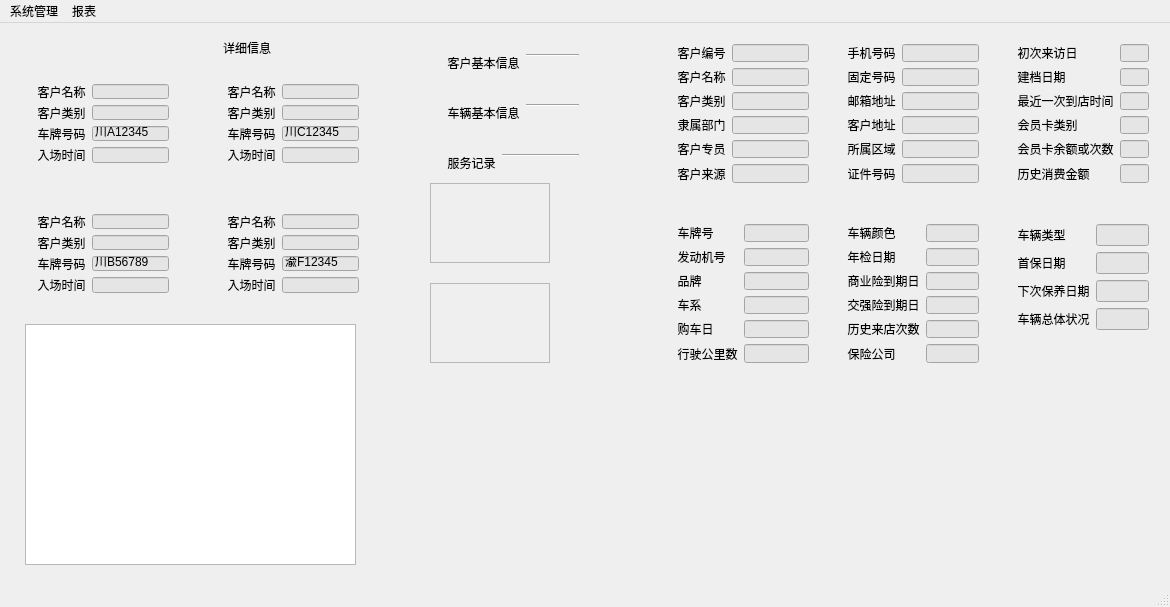
The window that ParkCustomerCenter/mainwindow.ui (Anne081031/ParkSolution) describes before a commit, drawn with Qt 5.
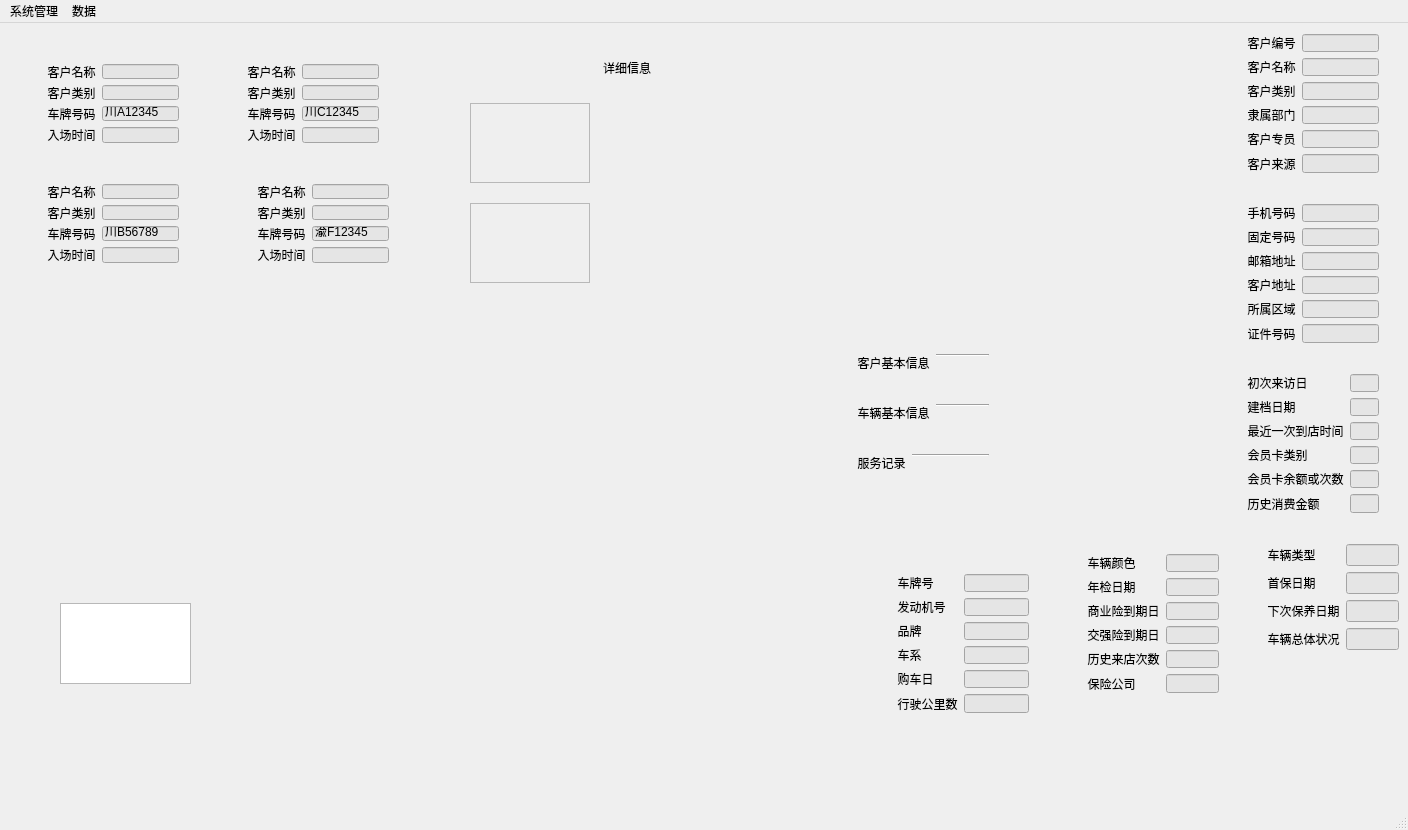
The same window after the commit. Icons and pictures are not drawn.

What changed in the file:
```diff
--- a/ParkCustomerCenter/mainwindow.ui
+++ b/ParkCustomerCenter/mainwindow.ui
@@ -6,8 +6,8 @@
    <rect>
     <x>0</x>
     <y>0</y>
-    <width>1170</width>
-    <height>607</height>
+    <width>1408</width>
+    <height>830</height>
    </rect>
   </property>
   <property name="windowTitle">
@@ -17,8 +17,8 @@
    <widget class="QWidget" name="widget2" native="true">
     <property name="geometry">
      <rect>
-      <x>200</x>
-      <y>40</y>
+      <x>220</x>
+      <y>20</y>
       <width>181</width>
       <height>111</height>
      </rect>
@@ -122,8 +122,8 @@
    <widget class="QWidget" name="wgtLeftPanel" native="true">
     <property name="geometry">
      <rect>
-      <x>70</x>
-      <y>0</y>
+      <x>410</x>
+      <y>20</y>
       <width>31</width>
       <height>31</height>
      </rect>
@@ -138,8 +138,8 @@
    <widget class="QWidget" name="widget3" native="true">
     <property name="geometry">
      <rect>
-      <x>200</x>
-      <y>180</y>
+      <x>230</x>
+      <y>150</y>
       <width>181</width>
       <height>111</height>
      </rect>
@@ -243,8 +243,8 @@
    <widget class="QWidget" name="widget0" native="true">
     <property name="geometry">
      <rect>
-      <x>10</x>
-      <y>40</y>
+      <x>20</x>
+      <y>20</y>
       <width>181</width>
       <height>111</height>
      </rect>
@@ -348,9 +348,9 @@
    <widget class="QWidget" name="gridLayoutWidget_2">
     <property name="geometry">
      <rect>
-      <x>30</x>
-      <y>0</y>
-      <width>31</width>
+      <x>1200</x>
+      <y>250</y>
+      <width>16</width>
       <height>21</height>
      </rect>
     </property>
@@ -359,8 +359,8 @@
    <widget class="QWidget" name="widget1" native="true">
     <property name="geometry">
      <rect>
-      <x>10</x>
-      <y>180</y>
+      <x>20</x>
+      <y>150</y>
       <width>181</width>
       <height>111</height>
      </rect>
@@ -464,8 +464,8 @@
    <widget class="QWidget" name="gridLayoutWidget">
     <property name="geometry">
      <rect>
-      <x>0</x>
-      <y>0</y>
+      <x>1200</x>
+      <y>280</y>
       <width>21</width>
       <height>21</height>
      </rect>
@@ -475,8 +475,8 @@
    <widget class="QWidget" name="wgtRightPanel" native="true">
     <property name="geometry">
      <rect>
-      <x>120</x>
-      <y>0</y>
+      <x>500</x>
+      <y>20</y>
       <width>31</width>
       <height>31</height>
      </rect>
@@ -491,10 +491,10 @@
    <widget class="QWidget" name="gridLayoutWidget_3">
     <property name="geometry">
      <rect>
-      <x>170</x>
-      <y>0</y>
-      <width>31</width>
-      <height>31</height>
+      <x>1200</x>
+      <y>320</y>
+      <width>21</width>
+      <height>21</height>
      </rect>
     </property>
     <layout class="QGridLayout" name="gridLayoutRightPanel"/>
@@ -502,8 +502,8 @@
    <widget class="QLabel" name="lblDetail">
     <property name="geometry">
      <rect>
-      <x>220</x>
-      <y>10</y>
+      <x>600</x>
+      <y>30</y>
       <width>54</width>
       <height>30</height>
      </rect>
@@ -524,8 +524,8 @@
    <widget class="QWidget" name="widget4" native="true">
     <property name="geometry">
      <rect>
-      <x>420</x>
-      <y>10</y>
+      <x>830</x>
+      <y>310</y>
       <width>221</width>
       <height>41</height>
      </rect>
@@ -569,8 +569,8 @@
    <widget class="QWidget" name="widget5" native="true">
     <property name="geometry">
      <rect>
-      <x>420</x>
-      <y>60</y>
+      <x>830</x>
+      <y>360</y>
       <width>221</width>
       <height>41</height>
      </rect>
@@ -614,8 +614,8 @@
    <widget class="QWidget" name="widget6" native="true">
     <property name="geometry">
      <rect>
-      <x>420</x>
-      <y>110</y>
+      <x>830</x>
+      <y>410</y>
       <width>221</width>
       <height>41</height>
      </rect>
@@ -659,8 +659,8 @@
    <widget class="QScrollArea" name="scrCustomer">
     <property name="geometry">
      <rect>
-      <x>430</x>
-      <y>160</y>
+      <x>470</x>
+      <y>80</y>
       <width>120</width>
       <height>80</height>
      </rect>
@@ -688,8 +688,8 @@
    <widget class="QScrollArea" name="scrVehicle">
     <property name="geometry">
      <rect>
-      <x>430</x>
-      <y>260</y>
+      <x>470</x>
+      <y>180</y>
       <width>120</width>
       <height>80</height>
      </rect>
@@ -711,8 +711,8 @@
    <widget class="QWidget" name="formLayoutWidget_8">
     <property name="geometry">
      <rect>
-      <x>660</x>
-      <y>10</y>
+      <x>1230</x>
+      <y>0</y>
       <width>160</width>
       <height>161</height>
      </rect>
@@ -834,8 +834,8 @@
    <widget class="QWidget" name="widget7" native="true">
     <property name="geometry">
      <rect>
-      <x>570</x>
-      <y>170</y>
+      <x>90</x>
+      <y>300</y>
       <width>41</width>
       <height>41</height>
      </rect>
@@ -844,8 +844,8 @@
    <widget class="QWidget" name="formLayoutWidget_9">
     <property name="geometry">
      <rect>
-      <x>830</x>
-      <y>10</y>
+      <x>1230</x>
+      <y>170</y>
       <width>160</width>
       <height>161</height>
      </rect>
@@ -967,8 +967,8 @@
    <widget class="QWidget" name="widget8" native="true">
     <property name="geometry">
      <rect>
-      <x>620</x>
-      <y>170</y>
+      <x>30</x>
+      <y>300</y>
       <width>41</width>
       <height>41</height>
      </rect>
@@ -977,8 +977,8 @@
    <widget class="QWidget" name="formLayoutWidget_10">
     <property name="geometry">
      <rect>
-      <x>1000</x>
-      <y>10</y>
+      <x>1230</x>
+      <y>340</y>
       <width>160</width>
       <height>161</height>
      </rect>
@@ -1100,8 +1100,8 @@
    <widget class="QWidget" name="formLayoutWidget_11">
     <property name="geometry">
      <rect>
-      <x>660</x>
-      <y>190</y>
+      <x>880</x>
+      <y>540</y>
       <width>160</width>
       <height>161</height>
      </rect>
@@ -1223,8 +1223,8 @@
    <widget class="QWidget" name="formLayoutWidget_12">
     <property name="geometry">
      <rect>
-      <x>830</x>
-      <y>190</y>
+      <x>1070</x>
+      <y>520</y>
       <width>160</width>
       <height>161</height>
      </rect>
@@ -1346,8 +1346,8 @@
    <widget class="QWidget" name="formLayoutWidget_13">
     <property name="geometry">
      <rect>
-      <x>1000</x>
-      <y>190</y>
+      <x>1250</x>
+      <y>510</y>
       <width>160</width>
       <height>161</height>
      </rect>
@@ -1433,10 +1433,10 @@
    <widget class="QWidget" name="gridLayoutWidget_4">
     <property name="geometry">
      <rect>
-      <x>670</x>
-      <y>360</y>
-      <width>61</width>
-      <height>41</height>
+      <x>1200</x>
+      <y>220</y>
+      <width>21</width>
+      <height>21</height>
      </rect>
     </property>
     <layout class="QGridLayout" name="gridLayoutCustomer"/>
@@ -1444,10 +1444,10 @@
    <widget class="QWidget" name="gridLayoutWidget_5">
     <property name="geometry">
      <rect>
-      <x>770</x>
-      <y>360</y>
-      <width>61</width>
-      <height>41</height>
+      <x>1200</x>
+      <y>190</y>
+      <width>21</width>
+      <height>21</height>
      </rect>
     </property>
     <layout class="QGridLayout" name="gridLayoutVehicle"/>
@@ -1455,8 +1455,8 @@
    <widget class="QWidget" name="widget9" native="true">
     <property name="geometry">
      <rect>
-      <x>570</x>
-      <y>230</y>
+      <x>150</x>
+      <y>300</y>
       <width>41</width>
       <height>31</height>
      </rect>
@@ -1465,8 +1465,8 @@
    <widget class="QWidget" name="widget10" native="true">
     <property name="geometry">
      <rect>
-      <x>570</x>
-      <y>270</y>
+      <x>210</x>
+      <y>300</y>
       <width>41</width>
       <height>31</height>
      </rect>
@@ -1475,8 +1475,8 @@
    <widget class="QWidget" name="widget11" native="true">
     <property name="geometry">
      <rect>
-      <x>570</x>
-      <y>320</y>
+      <x>270</x>
+      <y>300</y>
       <width>41</width>
       <height>31</height>
      </rect>
@@ -1485,8 +1485,8 @@
    <widget class="QWidget" name="widget12" native="true">
     <property name="geometry">
      <rect>
-      <x>570</x>
-      <y>360</y>
+      <x>330</x>
+      <y>300</y>
       <width>41</width>
       <height>31</height>
      </rect>
@@ -1495,8 +1495,8 @@
    <widget class="QWidget" name="widget13" native="true">
     <property name="geometry">
      <rect>
-      <x>570</x>
-      <y>400</y>
+      <x>380</x>
+      <y>300</y>
       <width>41</width>
       <height>31</height>
      </rect>
@@ -1505,8 +1505,8 @@
    <widget class="QWidget" name="widget14" native="true">
     <property name="geometry">
      <rect>
-      <x>570</x>
-      <y>440</y>
+      <x>440</x>
+      <y>300</y>
       <width>41</width>
       <height>31</height>
      </rect>
@@ -1515,10 +1515,10 @@
    <widget class="QTableView" name="tabServiceRecord">
     <property name="geometry">
      <rect>
-      <x>25</x>
-      <y>301</y>
-      <width>331</width>
-      <height>241</height>
+      <x>60</x>
+      <y>580</y>
+      <width>131</width>
+      <height>81</height>
      </rect>
     </property>
     <property name="selectionMode">
@@ -1537,7 +1537,7 @@
     <rect>
      <x>0</x>
      <y>0</y>
-     <width>1170</width>
+     <width>1408</width>
      <height>19</height>
     </rect>
    </property>
@@ -1551,7 +1551,7 @@
    </widget>
    <widget class="QMenu" name="menu_2">
     <property name="title">
-     <string>报表</string>
+     <string>数据</string>
     </property>
     <addaction name="actVehicleStatistics"/>
    </widget>
```
Left out of the diff: 11 changed lines with no effect on the pictures.
